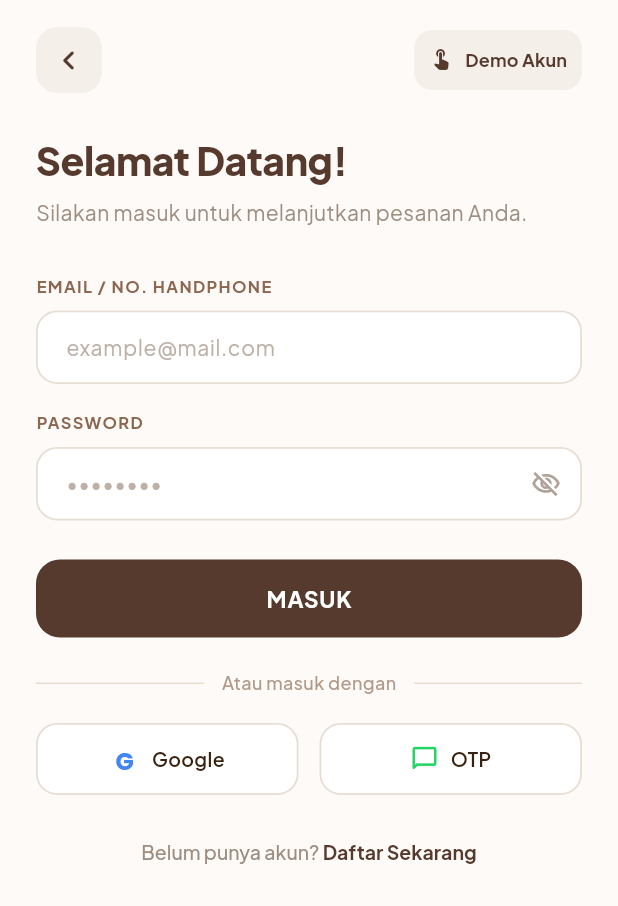
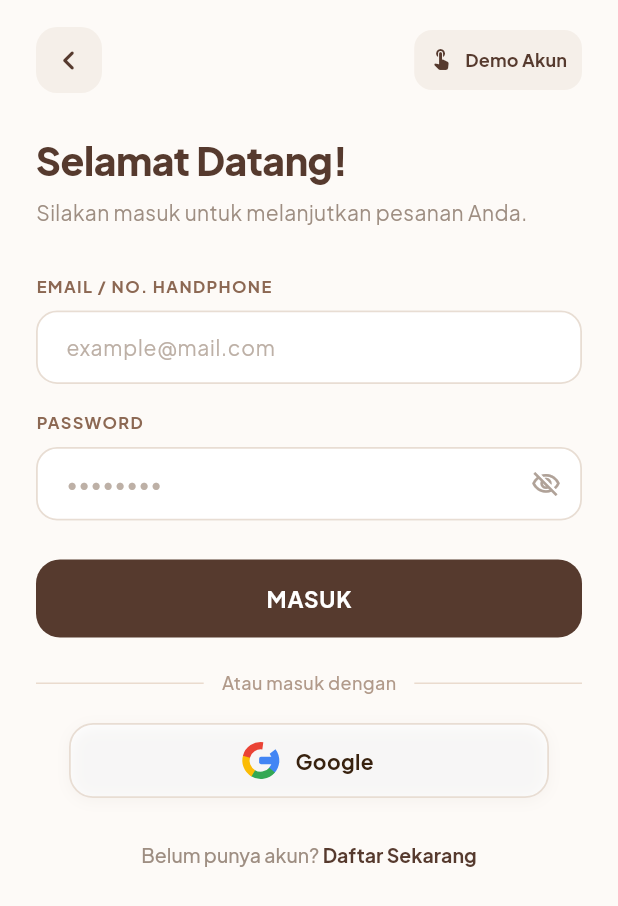
Before and after one commit to wvionn/COFFI, a Flutter app: the screen it shows after launch, after a tap on "MASUK / DAFTAR", on a phone screen of 412 x 824 dp. Shown: the top 906 px of the screen. Run offline on Flutter 3.47's test engine with Material 3 defaults, Android fonts, the phone set to English and light mode, and no system bars; our stand-ins replace google_fonts, shared_preferences, supabase_flutter; accounts and stored records are empty.

Commit message:
feat(auth): remove OTP option and center Google sign-in button

```diff
--- a/lib/views/auth/login_screen.dart
+++ b/lib/views/auth/login_screen.dart
@@ -320,20 +320,12 @@ class _LoginScreenState extends State<LoginScreen> {
 
                 const SizedBox(height: 18),
 
-                // Social Auth Buttons: Google & OTP
+                // Social Auth Button: Google (Centered, OTP Removed)
                 SocialAuthRow(
                   onGoogleTap: () {
                     ScaffoldMessenger.of(context).showSnackBar(
                       const SnackBar(
                         content: Text('Login via Google belum diaktifkan.'),
-                        backgroundColor: AppColors.roastedCoffee,
-                      ),
-                    );
-                  },
-                  onOtpTap: () {
-                    ScaffoldMessenger.of(context).showSnackBar(
-                      const SnackBar(
-                        content: Text('Login via OTP WhatsApp belum diaktifkan.'),
                         backgroundColor: AppColors.roastedCoffee,
                       ),
                     );
--- a/lib/views/auth/register_screen.dart
+++ b/lib/views/auth/register_screen.dart
@@ -249,20 +249,12 @@ class _RegisterScreenState extends State<RegisterScreen> {
 
                 const SizedBox(height: 18),
 
-                // Social Auth Buttons: Google & OTP
+                // Social Auth Button: Google (Centered, OTP Removed)
                 SocialAuthRow(
                   onGoogleTap: () {
                     ScaffoldMessenger.of(context).showSnackBar(
                       const SnackBar(
                         content: Text('Pendaftaran via Google belum diaktifkan.'),
-                        backgroundColor: AppColors.roastedCoffee,
-                      ),
-                    );
-                  },
-                  onOtpTap: () {
-                    ScaffoldMessenger.of(context).showSnackBar(
-                      const SnackBar(
-                        content: Text('Pendaftaran via OTP WhatsApp belum diaktifkan.'),
                         backgroundColor: AppColors.roastedCoffee,
                       ),
                     );
--- a/lib/views/auth/welcome_screen.dart
+++ b/lib/views/auth/welcome_screen.dart
@@ -185,7 +185,11 @@ class WelcomeScreen extends StatelessWidget {
                   // Guest Mode Text Button
                   Consumer<AuthProvider>(
                     builder: (context, auth, _) {
-                      return TextButton(
+                      return SizedBox(
+                        width: double.infinity,
+                        child: FittedBox(
+                          fit: BoxFit.scaleDown,
+                          child: TextButton(
                             onPressed: auth.isLoading
                                 ? null
                                 : () => _continueAsGuest(context),
@@ -212,6 +216,8 @@ class WelcomeScreen extends StatelessWidget {
                                       color: AppColors.figmaHazelnut,
                                     ),
                                   ),
+                          ),
+                        ),
                       );
                     },
                   ),
--- a/lib/views/auth/widgets/social_auth_button.dart
+++ b/lib/views/auth/widgets/social_auth_button.dart
@@ -3,7 +3,7 @@ import 'package:google_fonts/google_fonts.dart';
 
 class SocialAuthRow extends StatelessWidget {
   final VoidCallback? onGoogleTap;
-  final VoidCallback? onOtpTap;
+  final VoidCallback? onOtpTap; // Kept for backwards compatibility, not rendered
 
   const SocialAuthRow({
     super.key,
@@ -13,88 +13,41 @@ class SocialAuthRow extends StatelessWidget {
 
   @override
   Widget build(BuildContext context) {
-    return Row(
-      children: [
-        // Google Button
-        Expanded(
-          child: _SocialButton(
+    return Center(
+      child: Material(
+        color: Colors.white,
+        borderRadius: BorderRadius.circular(16),
+        child: InkWell(
           onTap: onGoogleTap,
-            icon: _buildGoogleIcon(),
-            label: 'Google',
-          ),
-        ),
-        const SizedBox(width: 14),
-        // OTP Button
-        Expanded(
-          child: _SocialButton(
-            onTap: onOtpTap,
-            icon: const Icon(
-              Icons.chat_bubble_outline_rounded,
-              color: Color(0xFF25D366),
-              size: 19,
-            ),
-            label: 'OTP',
-          ),
-        ),
-      ],
-    );
-  }
-
-  Widget _buildGoogleIcon() {
-    return Container(
-      width: 20,
-      height: 20,
-      alignment: Alignment.center,
-      child: Text(
-        'G',
-        style: GoogleFonts.poppins(
-          fontSize: 16,
-          fontWeight: FontWeight.w700,
-          color: const Color(0xFF4285F4),
-        ),
-      ),
-    );
-  }
-}
-
-class _SocialButton extends StatelessWidget {
-  final VoidCallback? onTap;
-  final Widget icon;
-  final String label;
-
-  const _SocialButton({
-    required this.onTap,
-    required this.icon,
-    required this.label,
-  });
-
-  @override
-  Widget build(BuildContext context) {
-    return Material(
-      color: Colors.white,
-      borderRadius: BorderRadius.circular(14),
-      child: InkWell(
-        onTap: onTap,
-        borderRadius: BorderRadius.circular(14),
+          borderRadius: BorderRadius.circular(16),
           child: Container(
-          height: 48,
+            width: double.infinity,
+            height: 50,
+            constraints: const BoxConstraints(maxWidth: 320),
             decoration: BoxDecoration(
-            borderRadius: BorderRadius.circular(14),
+              borderRadius: BorderRadius.circular(16),
               border: Border.all(
                 color: const Color(0xFFE8DDD3),
                 width: 1.2,
               ),
+              boxShadow: [
+                BoxShadow(
+                  color: const Color(0xFF38220F).withOpacity(0.04),
+                  blurRadius: 8,
+                  offset: const Offset(0, 2),
+                ),
+              ],
             ),
             child: Row(
               mainAxisAlignment: MainAxisAlignment.center,
               children: [
-              icon,
-              const SizedBox(width: 8),
+                _buildGoogleIcon(),
+                const SizedBox(width: 12),
                 Text(
-                label,
+                  'Google',
                   style: GoogleFonts.plusJakartaSans(
-                  fontSize: 13,
-                  fontWeight: FontWeight.w600,
+                    fontSize: 14,
+                    fontWeight: FontWeight.w700,
                     color: const Color(0xFF38220F),
                   ),
                 ),
@@ -102,6 +55,79 @@ class _SocialButton extends StatelessWidget {
             ),
           ),
         ),
+      ),
+    );
+  }
+
+  Widget _buildGoogleIcon() {
+    return SizedBox(
+      width: 22,
+      height: 22,
+      child: CustomPaint(
+        painter: _GoogleLogoPainter(),
+      ),
     );
   }
 }
+
+/// Custom painter for the authentic Google 'G' 4-color logo
+class _GoogleLogoPainter extends CustomPainter {
+  @override
+  void paint(Canvas canvas, Size size) {
+    final double w = size.width;
+    final double h = size.height;
+    final double cx = w / 2;
+    final double cy = h / 2;
+    final double radius = w * 0.45;
+    final double strokeWidth = w * 0.22;
+
+    final rect = Rect.fromCircle(center: Offset(cx, cy), radius: radius);
+
+    // Blue arc (top-right to bottom-right)
+    final bluePaint = Paint()
+      ..color = const Color(0xFF4285F4)
+      ..style = PaintingStyle.stroke
+      ..strokeWidth = strokeWidth;
+
+    // Green arc (bottom-right to bottom-left)
+    final greenPaint = Paint()
+      ..color = const Color(0xFF34A853)
+      ..style = PaintingStyle.stroke
+      ..strokeWidth = strokeWidth;
+
+    // Yellow arc (bottom-left to top-left)
+    final yellowPaint = Paint()
+      ..color = const Color(0xFFFBBC05)
+      ..style = PaintingStyle.stroke
+      ..strokeWidth = strokeWidth;
+
+    // Red arc (top-left to top-right)
+    final redPaint = Paint()
+      ..color = const Color(0xFFEA4335)
+      ..style = PaintingStyle.stroke
+      ..strokeWidth = strokeWidth;
+
+    // Draw arcs (approx angles in radians)
+    // Blue: -0.8 to 0.7 rad
+    canvas.drawArc(rect, -0.65, 1.45, false, bluePaint);
+    // Green: 0.7 to 2.2 rad
+    canvas.drawArc(rect, 0.7, 1.45, false, greenPaint);
+    // Yellow: 2.1 to 3.6 rad
+    canvas.drawArc(rect, 2.1, 1.35, false, yellowPaint);
+    // Red: 3.4 to 4.9 rad
+    canvas.drawArc(rect, 3.4, 1.45, false, redPaint);
+
+    // Center horizontal blue crossbar
+    final barPaint = Paint()
+      ..color = const Color(0xFF4285F4)
+      ..style = PaintingStyle.fill;
+    final barRect = RRect.fromRectAndRadius(
+      Rect.fromLTWH(cx - w * 0.05, cy - strokeWidth / 2, radius + strokeWidth / 2 + 1, strokeWidth),
+      Radius.circular(strokeWidth / 4),
+    );
+    canvas.drawRRect(barRect, barPaint);
+  }
+
+  @override
+  bool shouldRepaint(covariant CustomPainter oldDelegate) => false;
+}
```
Lines whose indentation alone changed are shown as unchanged.
